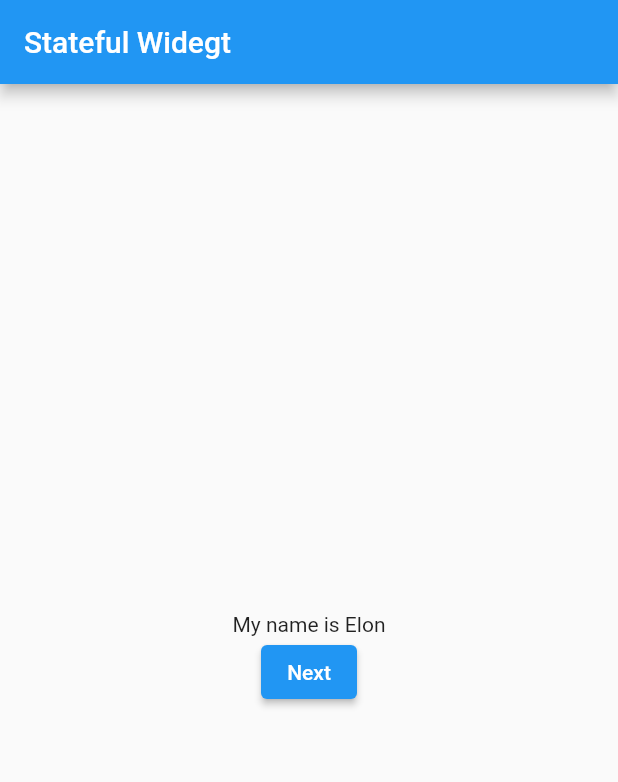
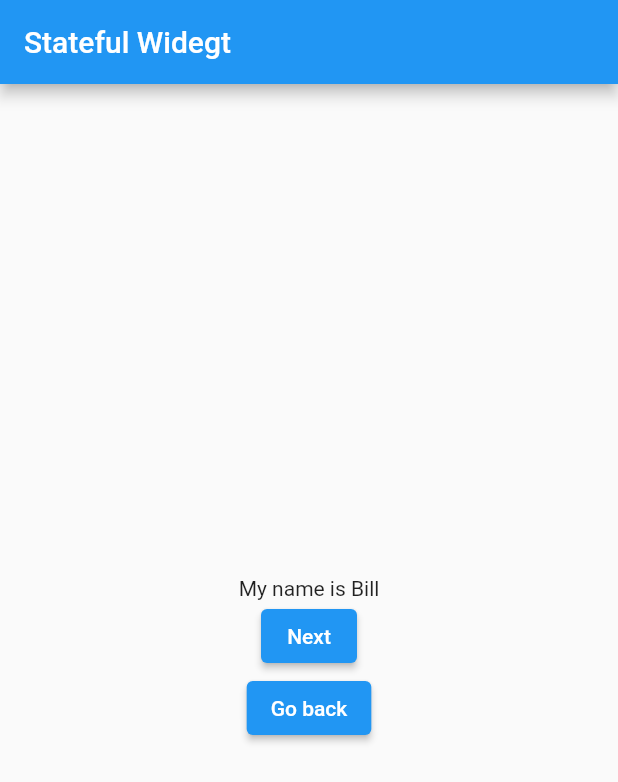
Before and after one commit to JONPIRES/Flutter-Course, a Flutter app: the screen it shows after launch, after a tap on "Next", on a phone screen of 412 x 824 dp. Shown: the top 782 px of the screen. Run offline on Flutter 3.47's test engine with Material 2 defaults, Android fonts, the phone set to English and light mode, and no system bars.

Commit message:
add buttons to loop through the state list

```diff
--- a/lib/stateful.dart
+++ b/lib/stateful.dart
@@ -22,7 +22,24 @@ class _MyStatefulScreenState extends State<MyStatefulScreen> {
         mainAxisAlignment: MainAxisAlignment.center,
         children: [
           Text("My name is ${names[i]}"),
-          ElevatedButton(onPressed: () {}, child: const Text("Next"))
+          ElevatedButton(
+              onPressed: () {
+                setState(() {
+                  if (i < names.length - 1) {
+                    i++;
+                  }
+                });
+              },
+              child: const Text("Next")),
+          ElevatedButton(
+              onPressed: () {
+                setState(() {
+                  if (i != 0) {
+                    i--;
+                  }
+                });
+              },
+              child: const Text("Go back"))
         ],
       )),
     );
```
